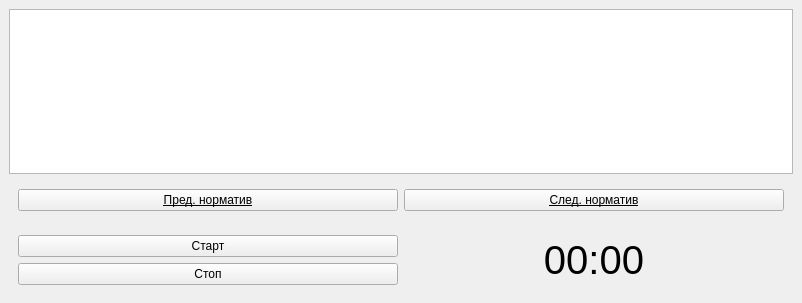
Above: modalwindownorm.ui from COOLIRON2311/azart-p before the change. Below: the same form after it.
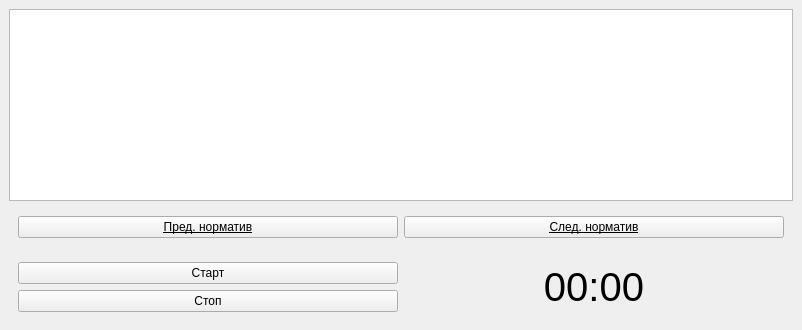
That is the form after the change. Icons and pictures are not drawn.

Commit message: Made dynamic ModalWindowNorm scaling

The edit to the form file:
```diff
--- a/modalwindownorm.ui
+++ b/modalwindownorm.ui
@@ -12,14 +12,14 @@
   </property>
   <property name="minimumSize">
    <size>
-    <width>802</width>
-    <height>303</height>
+    <width>0</width>
+    <height>0</height>
    </size>
   </property>
   <property name="maximumSize">
    <size>
-    <width>802</width>
-    <height>303</height>
+    <width>16777215</width>
+    <height>16777215</height>
    </size>
   </property>
   <property name="windowTitle">
@@ -42,7 +42,7 @@
      </widget>
     </item>
     <item>
-     <widget class="QWidget" name="" native="true">
+     <widget class="QWidget" name="widget" native="true">
       <property name="sizePolicy">
        <sizepolicy hsizetype="Preferred" vsizetype="Fixed">
         <horstretch>0</horstretch>
@@ -82,7 +82,7 @@
      </widget>
     </item>
     <item>
-     <widget class="QWidget" name="" native="true">
+     <widget class="QWidget" name="widget" native="true">
       <property name="sizePolicy">
        <sizepolicy hsizetype="Preferred" vsizetype="Fixed">
         <horstretch>0</horstretch>
```
The commit also changes 2 other files.
